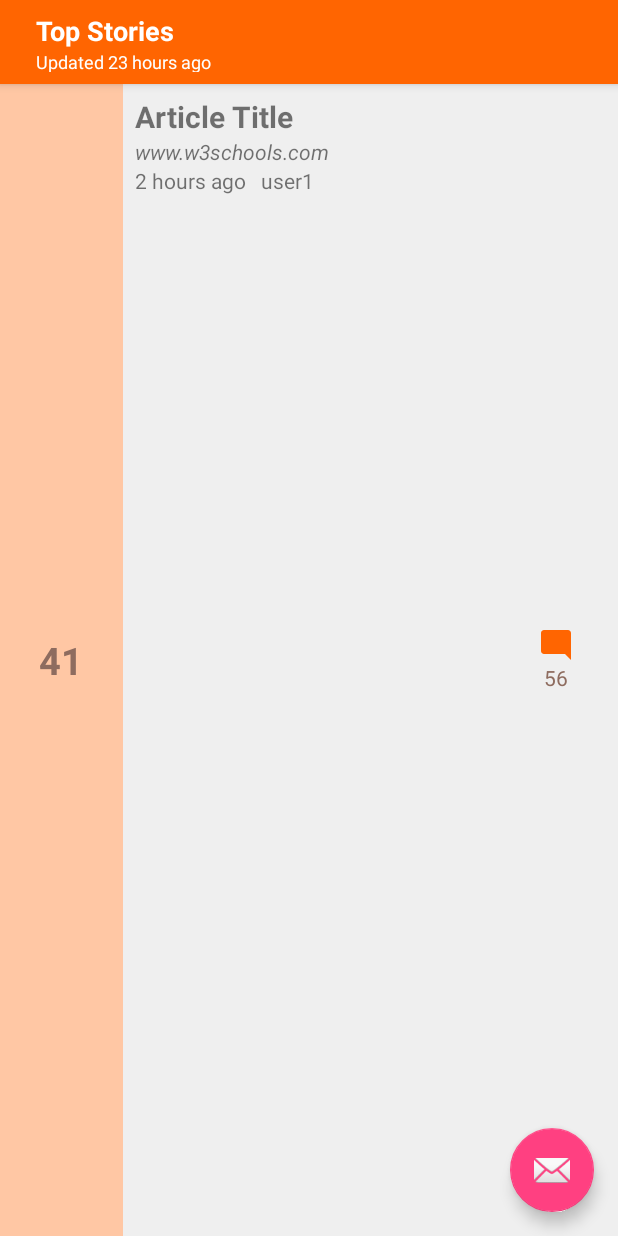
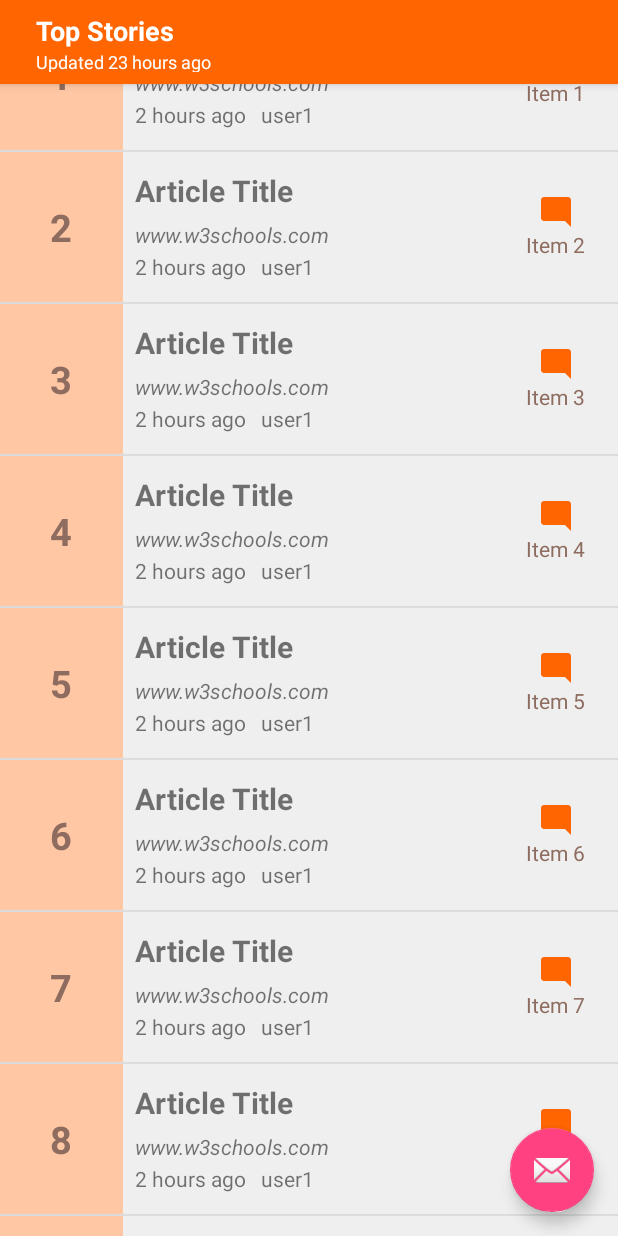
Before and after one commit to laxman-spidey/hackernews-omnify, an Android app: the screen it shows after launch (MainActivity), on a phone screen of 412 x 824 dp. Run offline under Robolectric (Android 15) with nearby library versions, the phone set to English and light mode, and no system bars.

Commit message:
MainActivity: Integrated Article item UI with Article Fragment and RecyclerView.

```diff
--- a/app/src/main/java/com/omnify/hackernews/hackernews/ArticlesFragment.java
+++ b/app/src/main/java/com/omnify/hackernews/hackernews/ArticlesFragment.java
@@ -3,6 +3,7 @@ package com.omnify.hackernews.hackernews;
 import android.content.Context;
 import android.os.Bundle;
 import android.support.v4.app.Fragment;
+import android.support.v7.widget.DividerItemDecoration;
 import android.support.v7.widget.GridLayoutManager;
 import android.support.v7.widget.LinearLayoutManager;
 import android.support.v7.widget.RecyclerView;
@@ -64,12 +65,10 @@ public class ArticlesFragment extends Fragment {
         if (view instanceof RecyclerView) {
             Context context = view.getContext();
             RecyclerView recyclerView = (RecyclerView) view;
-            if (mColumnCount <= 1) {
-                recyclerView.setLayoutManager(new LinearLayoutManager(context));
-            } else {
-                recyclerView.setLayoutManager(new GridLayoutManager(context, mColumnCount));
-            }
+            recyclerView.addItemDecoration(new DividerItemDecoration(getActivity(), DividerItemDecoration.VERTICAL));
+            recyclerView.setLayoutManager(new LinearLayoutManager(context));
             recyclerView.setAdapter(new ArticlesRecyclerViewAdapter(DummyContent.ITEMS, mListener));
+
         }
         return view;
     }
--- a/app/src/main/java/com/omnify/hackernews/hackernews/ArticlesRecyclerViewAdapter.java
+++ b/app/src/main/java/com/omnify/hackernews/hackernews/ArticlesRecyclerViewAdapter.java
@@ -29,15 +29,15 @@ public class ArticlesRecyclerViewAdapter extends RecyclerView.Adapter<ArticlesRe
     @Override
     public ViewHolder onCreateViewHolder(ViewGroup parent, int viewType) {
         View view = LayoutInflater.from(parent.getContext())
-                .inflate(R.layout.fragment_article, parent, false);
+                .inflate(R.layout.article_item, parent, false);
         return new ViewHolder(view);
     }
 
     @Override
     public void onBindViewHolder(final ViewHolder holder, int position) {
         holder.mItem = mValues.get(position);
-        holder.mIdView.setText(mValues.get(position).id);
-        holder.mContentView.setText(mValues.get(position).content);
+        holder.mVoteCount.setText(mValues.get(position).id);
+        holder.mCommentCount.setText(mValues.get(position).content);
 
         holder.mView.setOnClickListener(new View.OnClickListener() {
             @Override
@@ -58,20 +58,23 @@ public class ArticlesRecyclerViewAdapter extends RecyclerView.Adapter<ArticlesRe
 
     public class ViewHolder extends RecyclerView.ViewHolder {
         public final View mView;
-        public final TextView mIdView;
-        public final TextView mContentView;
+        public final TextView mVoteCount;
+        public final TextView mArticleTitle;
+        public final TextView mArticleSite;
+        public final TextView mArticleSubmissionDate;
+        public final TextView mArticleSubmittedByUser;
+        public final TextView mCommentCount;
         public DummyItem mItem;
 
         public ViewHolder(View view) {
             super(view);
             mView = view;
-            mIdView = (TextView) view.findViewById(R.id.item_number);
-            mContentView = (TextView) view.findViewById(R.id.content);
-        }
-
-        @Override
-        public String toString() {
-            return super.toString() + " '" + mContentView.getText() + "'";
+            mVoteCount = view.findViewById(R.id.voteCount);
+            mArticleTitle = view.findViewById(R.id.articleTitle);
+            mArticleSite = view.findViewById(R.id.articleSite);
+            mArticleSubmissionDate = view.findViewById(R.id.submissionDate);
+            mArticleSubmittedByUser = view.findViewById(R.id.submittedByUser);
+            mCommentCount = view.findViewById(R.id.comment_count);
         }
     }
 }
--- a/app/src/main/java/com/omnify/hackernews/hackernews/BaseActivity.java
+++ b/app/src/main/java/com/omnify/hackernews/hackernews/BaseActivity.java
@@ -4,6 +4,7 @@ import android.content.Context;
 import android.os.Bundle;
 import android.os.PersistableBundle;
 import android.support.annotation.Nullable;
+import android.support.v4.app.FragmentActivity;
 import android.support.v7.app.AppCompatActivity;
 
 public class BaseActivity extends AppCompatActivity {
--- a/app/src/main/java/com/omnify/hackernews/hackernews/MainActivity.java
+++ b/app/src/main/java/com/omnify/hackernews/hackernews/MainActivity.java
@@ -3,27 +3,29 @@ package com.omnify.hackernews.hackernews;
 import android.os.Bundle;
 import android.support.design.widget.FloatingActionButton;
 import android.support.design.widget.Snackbar;
+import android.support.v4.app.Fragment;
 import android.support.v7.app.AppCompatActivity;
 import android.support.v7.widget.Toolbar;
 import android.view.View;
 
-public class MainActivity extends AppCompatActivity {
+import com.omnify.hackernews.hackernews.dummy.DummyContent;
 
+public class MainActivity extends BaseActivity implements ArticlesFragment.OnListFragmentInteractionListener {
+
+    Fragment articlesFragment;
     @Override
     protected void onCreate(Bundle savedInstanceState) {
         super.onCreate(savedInstanceState);
         setContentView(R.layout.activity_main);
-        Toolbar toolbar = (Toolbar) findViewById(R.id.toolbar);
+        Toolbar toolbar = findViewById(R.id.toolbar);
         setSupportActionBar(toolbar);
+        articlesFragment = ArticlesFragment.newInstance(10);
+        getSupportFragmentManager().beginTransaction().add(R.id.fragment_container, articlesFragment).commit();
 
-        FloatingActionButton fab = (FloatingActionButton) findViewById(R.id.fab);
-        fab.setOnClickListener(new View.OnClickListener() {
-            @Override
-            public void onClick(View view) {
-                Snackbar.make(view, "Replace with your own action", Snackbar.LENGTH_LONG)
-                        .setAction("Action", null).show();
-            }
-        });
     }
 
+    @Override
+    public void onListFragmentInteraction(DummyContent.DummyItem item) {
+
+    }
 }
--- a/app/src/main/res/layout/activity_main.xml
+++ b/app/src/main/res/layout/activity_main.xml
@@ -7,6 +7,7 @@
     tools:context=".MainActivity">
 
     <android.support.design.widget.AppBarLayout
+        android:id="@+id/appbar"
         android:layout_width="match_parent"
         android:layout_height="wrap_content"
         android:theme="@style/AppTheme.AppBarOverlay">
@@ -45,7 +46,12 @@
 
     </android.support.design.widget.AppBarLayout>
 
-    <include layout="@layout/content_main" />
+    <RelativeLayout
+        android:id="@+id/fragment_container"
+        android:layout_width="match_parent"
+        android:layout_height="wrap_content"
+        android:layout_below="@id/appbar"
+        ></RelativeLayout>
 
     <android.support.design.widget.FloatingActionButton
         android:id="@+id/fab"
--- a/app/src/main/res/layout/article_item.xml
+++ b/app/src/main/res/layout/article_item.xml
@@ -1,12 +1,12 @@
 <?xml version="1.0" encoding="utf-8"?>
 <android.support.constraint.ConstraintLayout xmlns:android="http://schemas.android.com/apk/res/android"
     android:layout_width="match_parent"
-    android:layout_height="match_parent"
+    android:layout_height="wrap_content"
     android:background="@color/articleBackground">
 
     <LinearLayout
         android:layout_width="match_parent"
-        android:layout_height="match_parent"
+        android:layout_height="wrap_content"
         android:orientation="horizontal">
 
         <TextView
@@ -34,6 +34,8 @@
                 android:text="Article Title"
                 android:textSize="20sp"
                 android:textStyle="bold"
+                android:layout_marginTop="4dp"
+                android:layout_marginBottom="4dp"
                 />
             <TextView
                 android:id="@+id/articleSite"
@@ -42,6 +44,8 @@
                 android:text="www.w3schools.com"
                 android:textStyle="italic"
                 android:layout_below="@id/articleTitle"
+                android:layout_marginTop="2dp"
+                android:layout_marginBottom="2dp"
                 android:textSize="14sp"/>
             <TextView
                 android:id="@+id/submissionDate"
--- a/app/src/main/res/layout/fragment_article_list.xml
+++ b/app/src/main/res/layout/fragment_article_list.xml
@@ -6,8 +6,7 @@
     android:name="com.omnify.hackernews.hackernews.ArticlesFragment"
     android:layout_width="match_parent"
     android:layout_height="match_parent"
-    android:layout_marginLeft="16dp"
-    android:layout_marginRight="16dp"
     app:layoutManager="LinearLayoutManager"
+    android:orientation="vertical"
     tools:context=".ArticlesFragment"
-    tools:listitem="@layout/fragment_article" />
+    tools:listitem="@layout/article_item" />
```
Also changed, not shown: app/src/main/res/drawable/list_view_divider.xml (added, +11 -0 lines).
